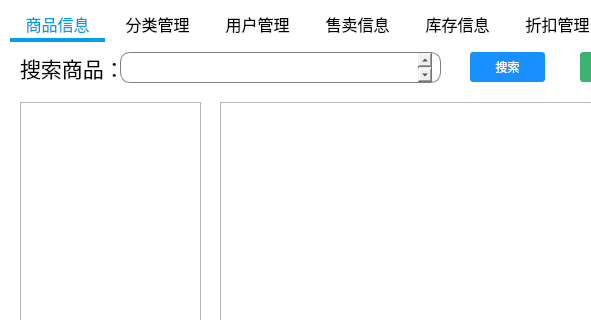
Qt form MainWindow.ui (xmudbexp2021/SalesManager) before a commit; both pictures show x 0 to 591 and y 0 to 320 of the 800 by 600 pixel window.
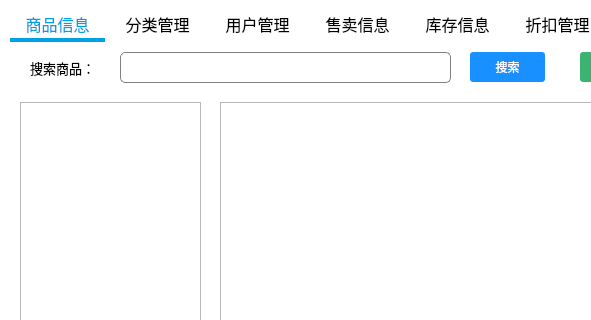
The same form after that commit. The open tabs and pages were chosen to show the change.

Commit message: integrade MainWindow and AddGoodItemWindow

```diff
--- a/MainWindow.ui
+++ b/MainWindow.ui
@@ -90,7 +90,7 @@
      <widget class="QLabel" name="label">
       <property name="geometry">
        <rect>
-        <x>10</x>
+        <x>20</x>
         <y>10</y>
         <width>101</width>
         <height>31</height>
@@ -99,36 +99,13 @@
       <property name="font">
        <font>
         <family>微软雅黑</family>
-        <pointsize>16</pointsize>
+        <pointsize>10</pointsize>
        </font>
       </property>
       <property name="text">
        <string>搜索商品： </string>
       </property>
      </widget>
-     <widget class="QTextEdit" name="textEdit">
-      <property name="geometry">
-       <rect>
-        <x>110</x>
-        <y>10</y>
-        <width>321</width>
-        <height>31</height>
-       </rect>
-      </property>
-      <property name="font">
-       <font>
-        <family>等线 Light</family>
-        <pointsize>14</pointsize>
-       </font>
-      </property>
-      <property name="styleSheet">
-       <string notr="true">border: 1px solid gray;/*设置边框的粗细，以及颜色*/
-border-radius: 10px;/*设置圆角的大小*/
-padding: 0 8px;/*如果没有内容光标在开始往后移动0.8像素点*/
-selection-background-color: darkgray;
-   </string>
-      </property>
-     </widget>
      <widget class="QPushButton" name="searchButton">
       <property name="geometry">
        <rect>
@@ -240,6 +217,23 @@
        <number>180</number>
       </attribute>
      </widget>
+     <widget class="QLineEdit" name="lineEdit">
+      <property name="geometry">
+       <rect>
+        <x>110</x>
+        <y>10</y>
+        <width>331</width>
+        <height>31</height>
+       </rect>
+      </property>
+      <property name="styleSheet">
+       <string notr="true">border: 1px solid gray;/*设置边框的粗细，以及颜色*/
+border-radius: 5px;/*设置圆角的大小*/
+padding: 0 8px;/*如果没有内容光标在开始往后移动0.8像素点*/
+selection-background-color: darkgray;
+   </string>
+      </property>
+     </widget>
     </widget>
     <widget class="QWidget" name="categories">
      <attribute name="title">
```
Left out of the diff: 12 changed lines with no effect on the pictures. The commit also changes 2 other files.
